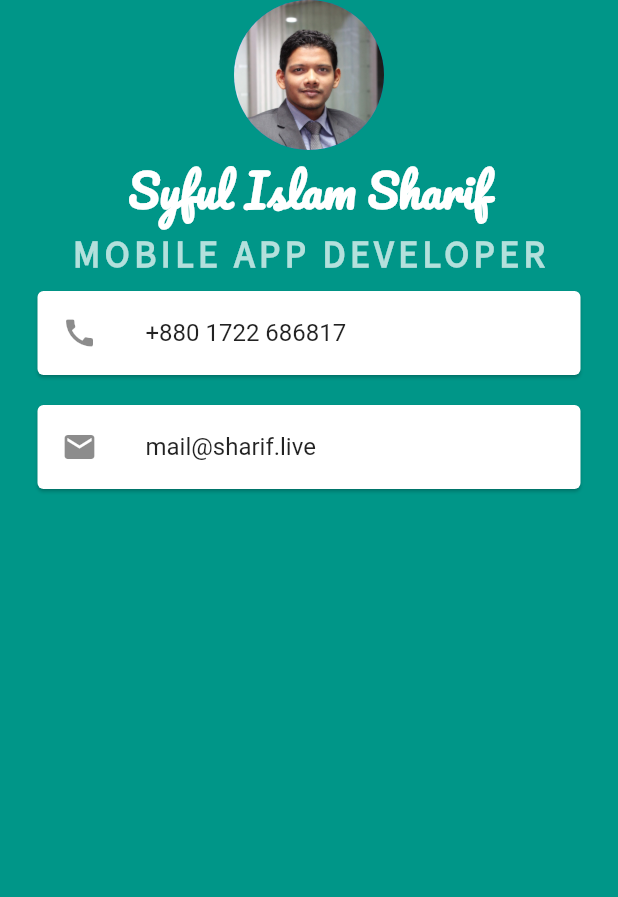
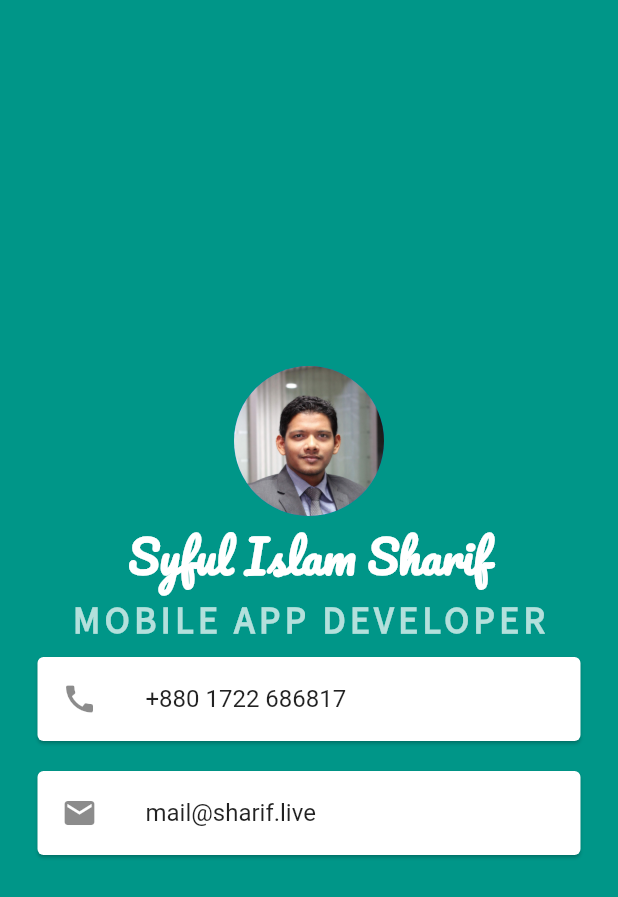
Before and after one commit to syfulsharif/flutterCardApp, a Flutter app: the screen it shows after launch, on a phone screen of 412 x 824 dp. Shown: the top 897 px of the screen. Run offline on Flutter 3.47's test engine with Material 2 defaults, Android fonts, the phone set to English and light mode, and no system bars.

Commit message:
Center Widget Removed and Main Axis Alignment Centered

```diff
--- a/lib/main.dart
+++ b/lib/main.dart
@@ -11,8 +11,8 @@ class MyApp extends StatelessWidget {
       home: Scaffold(
         backgroundColor: Colors.teal,
         body: SafeArea(
-          child: Center(
           child: Column(
+            mainAxisAlignment: MainAxisAlignment.center,
             children: [
               CircleAvatar(
                 radius: 50.0,
@@ -37,8 +37,7 @@ class MyApp extends StatelessWidget {
                     color: Colors.white70),
               ),
               Card(
-                  margin:
-                      EdgeInsets.symmetric(vertical: 10.0, horizontal: 25.0),
+                margin: EdgeInsets.symmetric(vertical: 10.0, horizontal: 25.0),
                 color: Colors.white,
                 child: ListTile(
                   leading: Icon(Icons.call),
@@ -46,8 +45,7 @@ class MyApp extends StatelessWidget {
                 ),
               ),
               Card(
-                  margin:
-                      EdgeInsets.symmetric(vertical: 10.0, horizontal: 25.0),
+                margin: EdgeInsets.symmetric(vertical: 10.0, horizontal: 25.0),
                 color: Colors.white,
                 child: ListTile(
                   leading: Icon(Icons.mail),
@@ -58,7 +56,6 @@ class MyApp extends StatelessWidget {
           ),
         ),
       ),
-      ),
     );
   }
 }
```
Also changed, not shown: 12 other files. Lines whose indentation alone changed are shown as unchanged.
